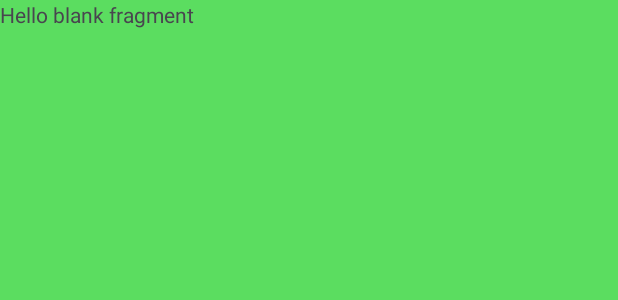
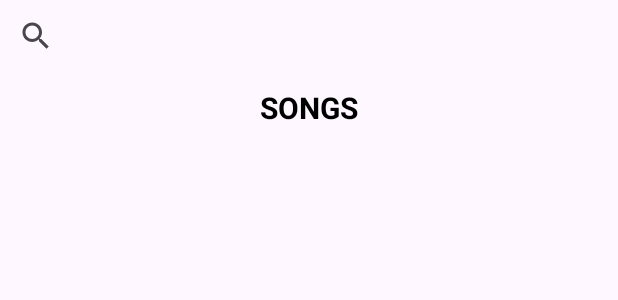
Before and after one commit to xuyenco/Music-App, an Android app: the layout fragment__canhan.xml on its own in the app's theme, with its tools: preview values and no code run, on a phone screen of 412 x 824 dp. Shown: the top 300 px of the screen. Run offline under Robolectric (Android 15) with nearby library versions, the phone set to English and light mode, and no system bars.

Commit message:
fix some minor bug, add personal

```diff
--- a/app/src/main/java/com/example/app_nhac/Adapter/Adapter_Album.java
+++ b/app/src/main/java/com/example/app_nhac/Adapter/Adapter_Album.java
@@ -46,7 +46,6 @@ public class Adapter_Album extends RecyclerView.Adapter<Adapter_Album.ViewHolder
         holder.textView.setText(album.getTenalbum());
 
         holder.itemView.setOnClickListener(new View.OnClickListener() {
-
             @Override
             public void onClick(View v) {
                 int idalbum = album.getIdalbum();
--- a/app/src/main/java/com/example/app_nhac/Adapter/Adapter_TheLoai.java
+++ b/app/src/main/java/com/example/app_nhac/Adapter/Adapter_TheLoai.java
@@ -40,7 +40,7 @@ public class Adapter_TheLoai extends RecyclerView.Adapter<Adapter_TheLoai.ViewHo
     public ViewHolder onCreateViewHolder(@NonNull ViewGroup parent, int viewType) {
         View view= LayoutInflater.from(context).inflate(R.layout.theload_item,parent,false);
 //        Context mContext = parent.getContext();
-//        // Khởi tạo LayoutInflater và inflate layout cho ViewHolder
+//        Khởi tạo LayoutInflater và inflate layout cho ViewHolder
 //        LayoutInflater inflater = LayoutInflater.from(mContext);
         return new ViewHolder(view);
     }
--- a/app/src/main/java/com/example/app_nhac/Database/Database.java
+++ b/app/src/main/java/com/example/app_nhac/Database/Database.java
@@ -17,7 +17,6 @@ import java.io.OutputStream;
 public class Database {
 
     public static SQLiteDatabase initDatabase(Activity activity, String DATABASE_NAME) {
-
         File dbfile = activity.getDatabasePath(DATABASE_NAME);
         if (!dbfile.exists()) {
             try {
--- a/app/src/main/res/layout/fragment__canhan.xml
+++ b/app/src/main/res/layout/fragment__canhan.xml
@@ -1,15 +1,45 @@
 <?xml version="1.0" encoding="utf-8"?>
-<FrameLayout xmlns:android="http://schemas.android.com/apk/res/android"
+<RelativeLayout xmlns:android="http://schemas.android.com/apk/res/android"
+    xmlns:app="http://schemas.android.com/apk/res-auto"
     xmlns:tools="http://schemas.android.com/tools"
     android:layout_width="match_parent"
     android:layout_height="match_parent"
-    tools:context=".Fragment.Fragment_Canhan"
-    android:background="#5BDD60">
+    tools:context=".Fragment.Fragment_Canhan">
 
-    <!-- TODO: Update blank fragment layout -->
+    <androidx.appcompat.widget.SearchView
+        android:id="@+id/search"
+        android:layout_width="match_parent"
+        android:layout_height="wrap_content"
+        android:ems="10"
+        android:inputType="text"
+        android:text="Search"/>
+
     <TextView
+        android:layout_width="wrap_content"
+        android:layout_height="wrap_content"
+        android:id="@+id/songs_text"
+        android:textColor="@color/black"
+        android:layout_below="@id/search"
+        android:text="SONGS"
+        android:textSize="20dp"
+        android:textStyle="bold"
+        android:padding="10dp"
+        android:layout_centerHorizontal="true"/>
+
+    <TextView
+        android:layout_width="wrap_content"
+        android:layout_height="wrap_content"
+        android:id="@+id/no_songs_text"
+        android:text="NO SONGS FOUND"
+        android:layout_centerInParent="true"
+        android:visibility="gone"/>
+
+    <androidx.recyclerview.widget.RecyclerView
         android:layout_width="match_parent"
-        android:layout_height="match_parent"
-        android:text="@string/hello_blank_fragment" />
+        android:layout_height="wrap_content"
+        android:id="@+id/recycler_view"
+        android:layout_below="@id/songs_text"/>
 
-</FrameLayout>
+
+
+</RelativeLayout>
```
Also changed, not shown: app/src/main/java/com/example/app_nhac/Activity/NhacDangChayActivity.java (+35 -11 lines), app/src/main/java/com/example/app_nhac/Adapter/AdapterAlbum.java (+15 -1 lines), app/src/main/java/com/example/app_nhac/Adapter/Adapter_Album_Nhac.java (+25 -0 lines), app/src/main/java/com/example/app_nhac/Adapter/Adapter_TheLoai_Nhac.java (+29 -0 lines), app/src/main/java/com/example/app_nhac/Adapter/Adapter_TopBXH.java (+22 -0 lines), app/src/main/java/com/example/app_nhac/Adapter/Adapter_chude.java (+24 -1 lines), app/src/main/java/com/example/app_nhac/Adapter/MusicListAdapter.java (+66 -12 lines), app/src/main/java/com/example/app_nhac/Fragment/Fragment_Canhan.java (+71 -2 lines), app/src/main/java/com/example/app_nhac/Fragment/Fragment_TimKiem.java (+75 -14 lines), app/src/main/java/com/example/app_nhac/Fragment/Fragment_Trangchu.java (+24 -13 lines), app/src/main/java/com/example/app_nhac/Notification/CreateMediaNotification.java (+9 -14 lines), app/src/main/java/com/example/app_nhac/model/AudioModel.java (+28 -0 lines), app/src/main/res/layout/activity_nhacdangchay.xml (+28 -7 lines), app/src/main/res/layout/fragment__tim_kiem.xml (+9 -0 lines), 1 more files.
